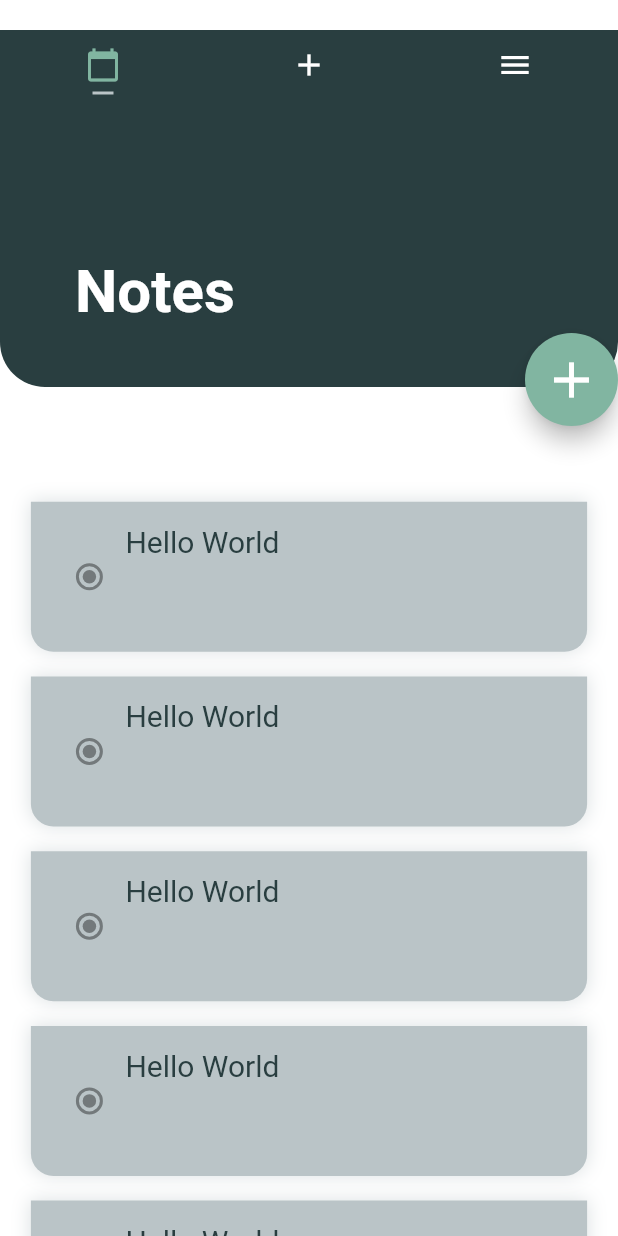
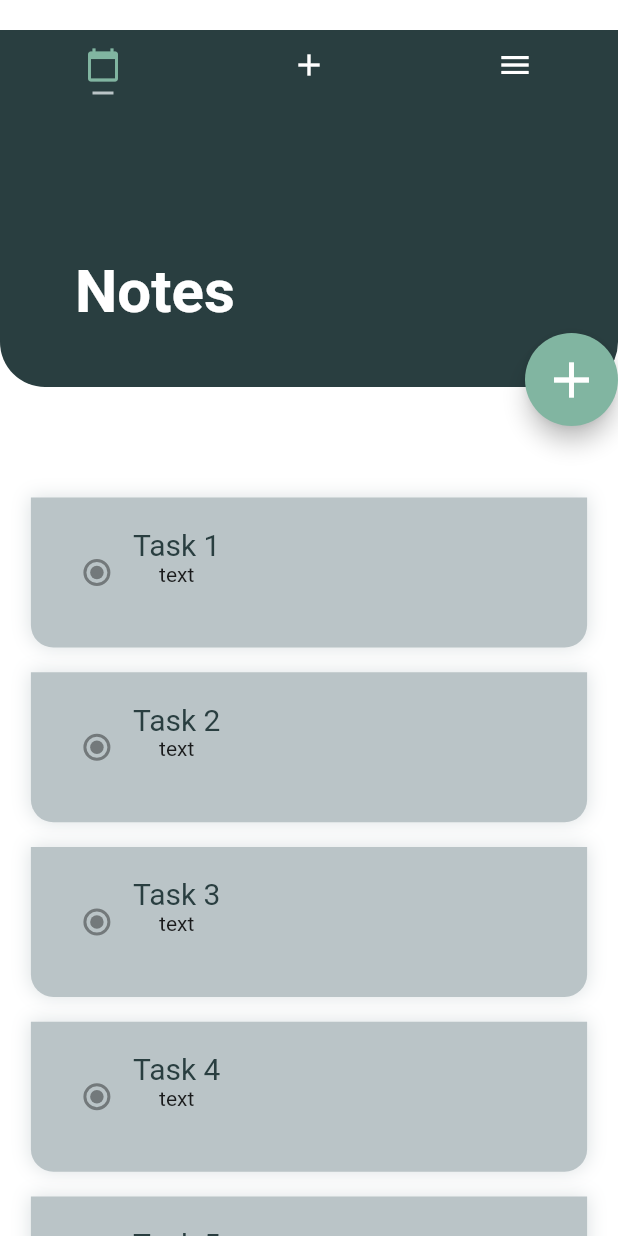
Before and after one commit to DevSharjeelMalik/Flutter, a Flutter app: the screen it shows after launch, on a phone screen of 412 x 824 dp. Run offline on Flutter 3.47's test engine with Material 2 defaults, Android fonts, the phone set to English and light mode, and no system bars; Roboto replaces fonts that are missing (GilroyRegular).

Commit message:
added todo class and reorderableListView

```diff
--- a/App/todoapp/lib/UI/Intray/intray.dart
+++ b/App/todoapp/lib/UI/Intray/intray.dart
@@ -1,5 +1,8 @@
+import 'dart:developer';
+
 import 'package:flutter/material.dart';
 import 'package:todoapp/models/global.dart';
+import 'package:todoapp/models/todo.dart';
 import 'package:todoapp/models/widgets/intray_todo.dart';
 
 class IntrayPage extends StatefulWidget {
@@ -8,27 +11,66 @@ class IntrayPage extends StatefulWidget {
 }
 
 class _IntrayPageState extends State<IntrayPage> {
+  List<Todo> list = [];
 
-  ScrollController _controller = new ScrollController();
+  @override
+  // ignore: must_call_super
+  void initState() {
+    getList();
+  }
+
   @override
   Widget build(BuildContext context) {
+    var dispHeight = MediaQuery.of(context).size.height*0.30;
+
     return Container(
       color: Colors.white,
-      child: ListView(
-        physics: const AlwaysScrollableScrollPhysics(),
-        controller: _controller,
-        padding: EdgeInsets.only(top: 250, bottom: 50),
-        children: getList(),
-      ),
+
+      child: ReorderableListView(
+          padding: EdgeInsets.only(top: dispHeight),
+          children:[
+               for(final item in list)
+                  IntrayTodo(ValueKey(item.id),item) ,
+          ],
+          onReorder: (int oldIndex, int newIndex) {
+            setState(() {
+              _updateMyItems(oldIndex, newIndex);
+            });
+          },
+        ),
     );
+
   }
 
-  List<Widget> getList() {
-    List<IntrayTodo> list = [];
+  void _updateMyItems(int oldIndex, int newIndex) {
 
+    log(oldIndex.toString());
+    log(newIndex.toString());
+
+    if(newIndex > oldIndex){
+      newIndex -= 1;
+    }
+
+    final Todo item = list.removeAt(oldIndex);
+    list.insert(newIndex, item);
+
+  }
+
+void  getList() {
     for(int i = 0; i < 10; i++){
-      list.add(IntrayTodo());
+      list.add(Todo(i, 'Task ${i+1}','text', false));
     }
-    return list;
   }
+
+//  void _onReorder(int oldIndex, int newIndex) {
+//    setState(() {
+//      _reverseSort = !_reverseSort;
+//      if(newIndex > oldIndex){
+//        newIndex -= 1;
+//      }
+//      final IntrayTodo items = list.removeAt(oldIndex);
+//      list.insert(newIndex, items);
+//
+//    });
+//  }
 }
--- a/App/todoapp/lib/main.dart
+++ b/App/todoapp/lib/main.dart
@@ -18,22 +18,33 @@ class MyApp extends StatelessWidget {
       padding: const EdgeInsets.only(top: 20.0) ,
       child: new MaterialApp(
         color: Colors.white,
-        home: DefaultTabController(
+        home: HomePage(),
+      ),
+    );
+  }
+}
+
+class HomePage extends StatelessWidget {
+  const HomePage({
+    Key key,
+  }) : super(key: key);
+
+  @override
+  Widget build(BuildContext context) {
+    return DefaultTabController(
       length: 3,
       child: new Scaffold(
         body: Stack(
           children: <Widget>[
             TabBarView(
             children: [
-//                  new Container(
-//                    color: Colors.white,
-//                  ),
               IntrayPage(),
                 new Container(
-                    color: Colors.white,
+                  color: midGreyColor,
+
                 ),
                 new Container(
-                    color: Colors.white,
+                  color: midGreenColor,
                 ),
             ],
           ),
@@ -49,7 +60,6 @@ class MyApp extends StatelessWidget {
                 ),
 
               child: Row(
-                     //mainAxisAlignment: MainAxisAlignment.spaceBetween,
                  crossAxisAlignment: CrossAxisAlignment.end,
                   children: <Widget> [
                     Container(
@@ -78,7 +88,7 @@ class MyApp extends StatelessWidget {
         appBar: new TabBar(
           tabs: [
             Tab(
-                  icon: new Icon(Icons.calendar_today,),
+              icon: new Icon(Icons.calendar_today),
             ),
             Tab(
               icon: new Icon(Icons.add),
@@ -95,8 +105,6 @@ class MyApp extends StatelessWidget {
         ),
         backgroundColor: darkGreenColor, //AppBar color
       ),
-        ),
-      ),
     );
   }
 }
--- /dev/null
+++ b/App/todoapp/lib/models/todo.dart
@@ -0,0 +1,11 @@
+class Todo{
+  int id;
+  String title;
+  String note;
+  DateTime timetoComplete;
+  bool completed;
+  List<DateTime> reminders;
+
+  Todo(this.id, this.title, this.note, this.completed);
+
+}
--- a/App/todoapp/lib/models/widgets/intray_todo.dart
+++ b/App/todoapp/lib/models/widgets/intray_todo.dart
@@ -1,9 +1,12 @@
 import 'package:flutter/material.dart';
+import 'package:todoapp/models/todo.dart';
 import '../global.dart';
 
 class IntrayTodo extends StatelessWidget {
-  final String title;
-  IntrayTodo({this.title});
+  final Todo todo;
+  final ValueKey key;
+
+  IntrayTodo(this.key,this.todo);
 
   @override
   Widget build(BuildContext context) {
@@ -11,8 +14,8 @@ class IntrayTodo extends StatelessWidget {
     var dispSize = MediaQuery.of(context).size.width *0.05;
 
     return Container(
-      margin: EdgeInsets.only(top: screenSize, left: dispSize, right: dispSize) ,
-      padding: EdgeInsets.all(15.0),
+      margin: EdgeInsets.only(top: screenSize, left: dispSize, right: dispSize),
+      padding: EdgeInsets.all(20.0),
       height: 100,
       decoration: BoxDecoration(
         color: midGreyColor,
@@ -26,17 +29,19 @@ class IntrayTodo extends StatelessWidget {
         ]
       ),
 
-
           child: Row(
             children: <Widget>[
               Radio(
-
+                onChanged: null,
               ),
               Column(
                 children: <Widget>[
                   Text(
-              'Hello World',
+                    todo.title,
                     style: taskTileTile,
+                  ),
+                  Text(
+                    todo.note.toString(),
                   ),
                 ],
               )
--- a/App/todoapp/pubspec.yaml
+++ b/App/todoapp/pubspec.yaml
@@ -14,7 +14,7 @@ description: A new Flutter project.
 version: 1.0.0+1
 
 environment:
-  sdk: ">=2.1.0 <3.0.0"
+  sdk: ">=2.3.0 <3.0.0"
 
 dependencies:
   flutter:
```
Lines whose indentation alone changed are shown as unchanged.
